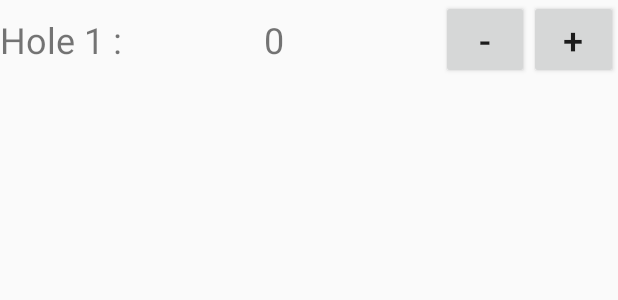
After one commit to harryjamesuk/GolfScorecard, an Android app: the layout list_item.xml on its own in the app's theme, with its tools: preview values and no code run, on a phone screen of 412 x 824 dp. The commit adds this screen. Shown: the top 300 px of the screen. Run offline under Robolectric (Android 15) with nearby library versions, the phone set to English and light mode, and no system bars.

Commit message:
Using ListActivity.
MainActivity now extends ListActivity.
activity_main.xml now contains the ListView with ID @android:id/list.
Created list_item.xml, consisting of two TextView's and two Button's. Will be used for keeping/displaying score.

```diff
--- a/app/src/main/java/com/harryjamesuk/golfscorecard/MainActivity.java
+++ b/app/src/main/java/com/harryjamesuk/golfscorecard/MainActivity.java
@@ -1,9 +1,9 @@
 package com.harryjamesuk.golfscorecard;
 
-import android.support.v7.app.AppCompatActivity;
+import android.app.ListActivity;
 import android.os.Bundle;
 
-public class MainActivity extends AppCompatActivity {
+public class MainActivity extends ListActivity {
 
     @Override
     protected void onCreate(Bundle savedInstanceState) {
--- a/app/src/main/res/layout/activity_main.xml
+++ b/app/src/main/res/layout/activity_main.xml
@@ -10,8 +10,11 @@
     android:paddingTop="@dimen/activity_vertical_margin"
     tools:context="com.harryjamesuk.golfscorecard.MainActivity">
 
-    <TextView
+    <ListView
         android:layout_width="wrap_content"
         android:layout_height="wrap_content"
-        android:text="Hello World!"/>
+        android:id="@android:id/list"
+        android:layout_alignParentTop="true"
+        android:layout_alignParentLeft="true"
+        android:layout_alignParentStart="true"/>
 </RelativeLayout>
--- /dev/null
+++ b/app/src/main/res/layout/list_item.xml
@@ -0,0 +1,39 @@
+<?xml version="1.0" encoding="utf-8"?>
+<LinearLayout xmlns:android="http://schemas.android.com/apk/res/android"
+              xmlns:tools="http://schemas.android.com/tools"
+              android:orientation="horizontal"
+              android:layout_width="match_parent"
+              android:layout_height="match_parent">
+
+    <TextView
+        android:layout_width="0dp"
+        android:layout_weight="3"
+        android:layout_height="wrap_content"
+        tools:text="Hole 1 :"
+        android:textSize="24sp"
+        android:id="@+id/holeLabel"/>
+
+    <TextView
+        android:layout_width="0dp"
+        android:layout_weight="2"
+        android:layout_height="wrap_content"
+        tools:text="0"
+        android:textSize="24sp"
+        android:id="@+id/strokeCount"/>
+
+    <Button
+        android:layout_width="0dp"
+        android:layout_weight="1"
+        android:layout_height="wrap_content"
+        tools:text="-"
+        android:textSize="24sp"
+        android:id="@+id/removeStrokeButton"/>
+
+    <Button
+        android:layout_width="0dp"
+        android:layout_weight="1"
+        android:layout_height="wrap_content"
+        tools:text="+"
+        android:textSize="24sp"
+        android:id="@+id/addStrokeButton"/>
+</LinearLayout>
```
